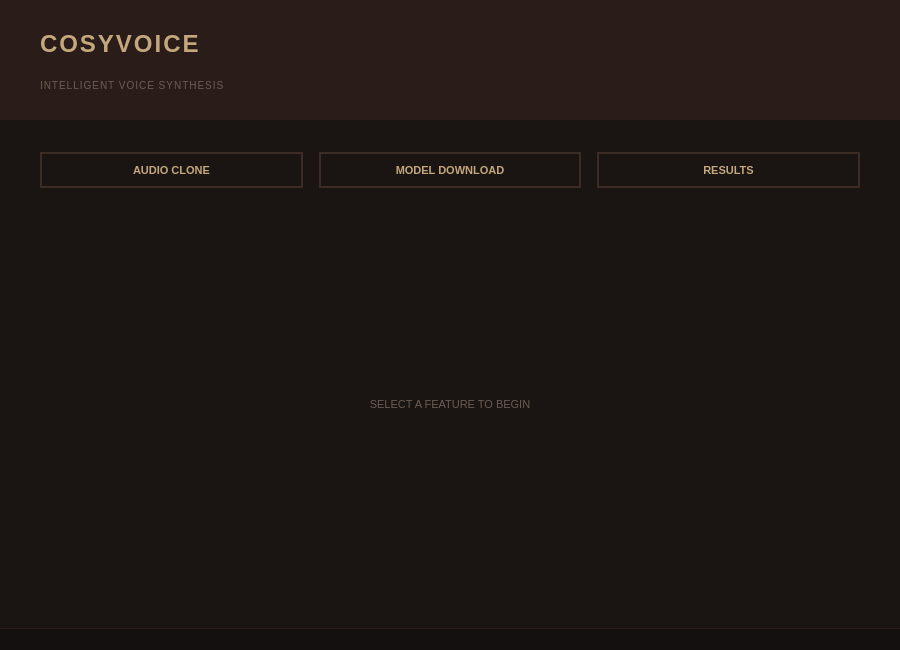
Old version of the form ui/main_window.ui in the repository 3uyuan1ee/CosyVoice_app.
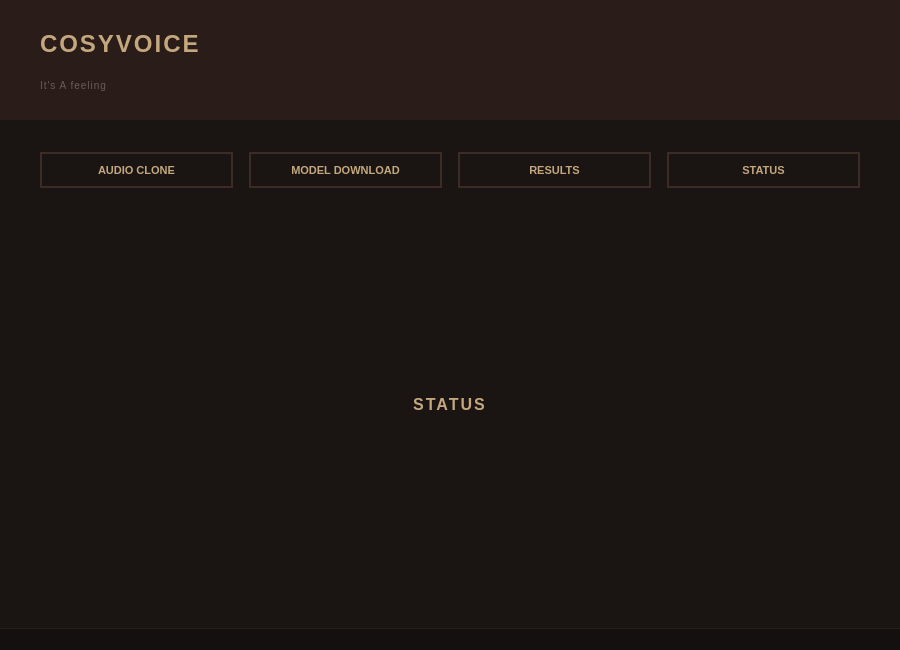
New version of the form. The open tabs and pages were chosen to show the change.

Diff of the .ui file:
```diff
--- a/ui/main_window.ui
+++ b/ui/main_window.ui
@@ -94,7 +94,7 @@
        <item>
         <widget class="QLabel" name="subtitleLabel">
          <property name="text">
-          <string>INTELLIGENT VOICE SYNTHESIS</string>
+          <string>It's A feeling</string>
          </property>
          <property name="styleSheet">
           <string notr="true">color: #6b5c52;
@@ -268,6 +268,50 @@
            </property>
           </widget>
          </item>
+         <item>
+          <widget class="QPushButton" name="btnStatus">
+           <property name="sizePolicy">
+            <sizepolicy hsizetype="Expanding" vsizetype="Fixed">
+             <horstretch>0</horstretch>
+             <verstretch>0</verstretch>
+            </sizepolicy>
+           </property>
+           <property name="minimumSize">
+            <size>
+             <width>0</width>
+             <height>36</height>
+            </size>
+           </property>
+           <property name="text">
+            <string>STATUS</string>
+           </property>
+           <property name="styleSheet">
+            <string notr="true">QPushButton {
+    background: #1a1412;
+    color: #c4a77d;
+    border: 2px solid #3d2b25;
+    border-radius: 0px;
+    font-size: 11px;
+    font-weight: bold;
+    letter-spacing: 0px;
+    padding: 6px 10px;
+    text-align: center;
+}
+
+QPushButton:hover {
+    background: #3d2b25;
+    color: #e8d5c4;
+    border-color: #c4a77d;
+}
+
+QPushButton:pressed {
+    background: #c4a77d;
+    color: #1a1412;
+    border-color: #c4a77d;
+}</string>
+           </property>
+          </widget>
+         </item>
         </layout>
        </item>
        <item>
@@ -364,6 +408,27 @@
            </item>
           </layout>
          </widget>
+         <widget class="QWidget" name="statusPage">
+          <layout class="QVBoxLayout" name="statusLayout">
+           <item>
+            <widget class="QLabel" name="statusPlaceholder">
+             <property name="text">
+              <string>STATUS</string>
+             </property>
+             <property name="alignment">
+              <set>Qt::AlignmentFlag::AlignCenter</set>
+             </property>
+             <property name="styleSheet">
+              <string notr="true">color: #c4a77d;
+    font-size: 16px;
+    font-weight: 500;
+    letter-spacing: 2px;
+    background: transparent;</string>
+             </property>
+            </widget>
+           </item>
+          </layout>
+         </widget>
         </widget>
        </item>
       </layout>
```
